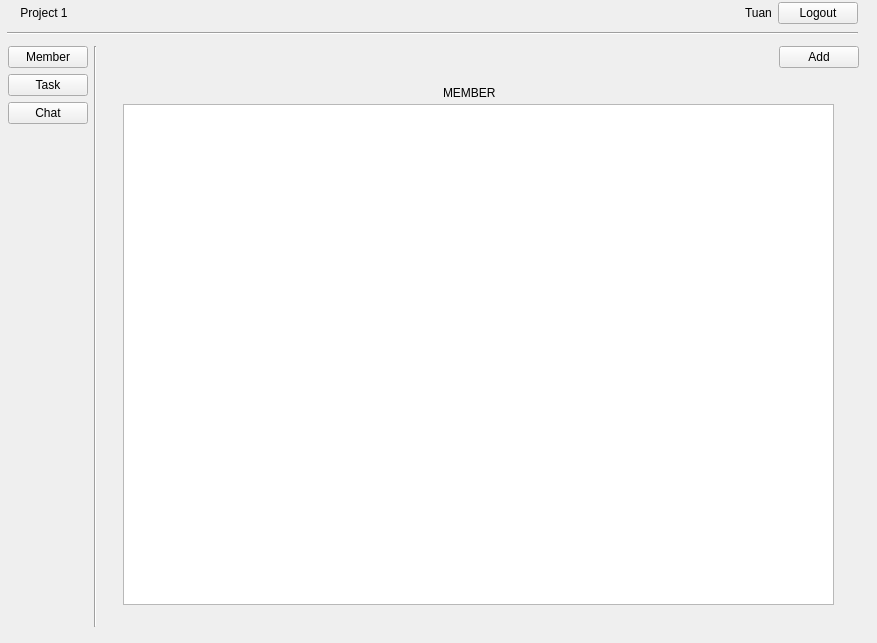
First picture: the form in TaskManager/projectdetails.ui, repository letuan279/LTM, before the edit.
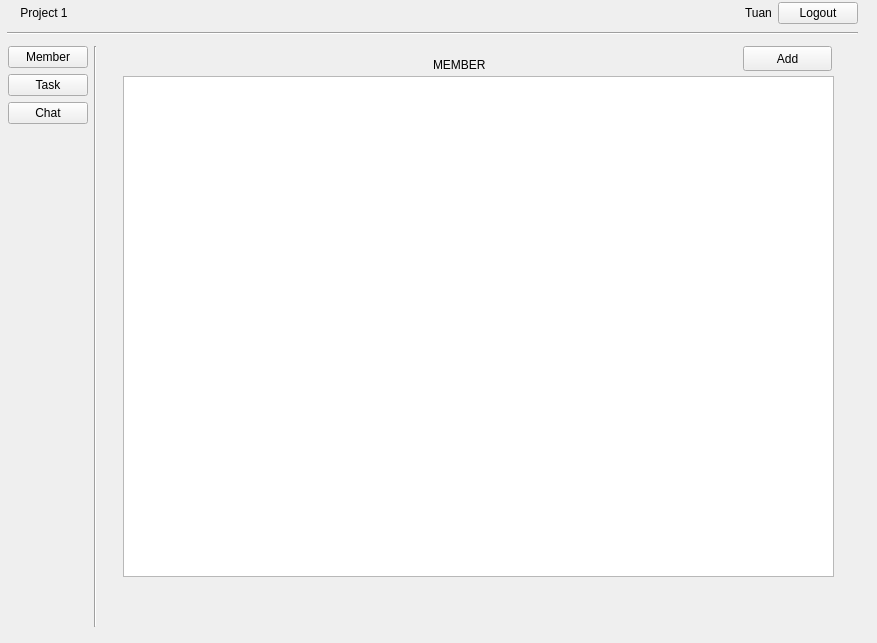
Second picture: the form after the edit.

Patch:
```diff
--- a/TaskManager/projectdetails.ui
+++ b/TaskManager/projectdetails.ui
@@ -75,28 +75,7 @@
     <item>
      <layout class="QVBoxLayout" name="verticalLayout_8">
       <item>
-       <layout class="QHBoxLayout" name="horizontalLayout_10">
-        <item>
-         <spacer name="horizontalSpacer_5">
-          <property name="orientation">
-           <enum>Qt::Horizontal</enum>
-          </property>
-          <property name="sizeHint" stdset="0">
-           <size>
-            <width>478</width>
-            <height>20</height>
-           </size>
-          </property>
-         </spacer>
-        </item>
-        <item>
-         <widget class="QPushButton" name="pushButton_14">
-          <property name="text">
-           <string>Add</string>
-          </property>
-         </widget>
-        </item>
-       </layout>
+       <layout class="QHBoxLayout" name="horizontalLayout_10"/>
       </item>
       <item>
        <widget class="QStackedWidget" name="project_stackwidget">
@@ -117,9 +96,9 @@
          <widget class="QLabel" name="label">
           <property name="geometry">
            <rect>
-            <x>340</x>
+            <x>330</x>
             <y>10</y>
-            <width>67</width>
+            <width>101</width>
             <height>17</height>
            </rect>
           </property>
@@ -127,6 +106,19 @@
            <string>MEMBER</string>
           </property>
          </widget>
+         <widget class="QPushButton" name="add_member_btn">
+          <property name="geometry">
+           <rect>
+            <x>640</x>
+            <y>0</y>
+            <width>89</width>
+            <height>25</height>
+           </rect>
+          </property>
+          <property name="text">
+           <string>Add</string>
+          </property>
+         </widget>
         </widget>
         <widget class="QWidget" name="chat"/>
         <widget class="QWidget" name="task">
```
Left out of the diff: 13 changed lines with no effect on the pictures.
